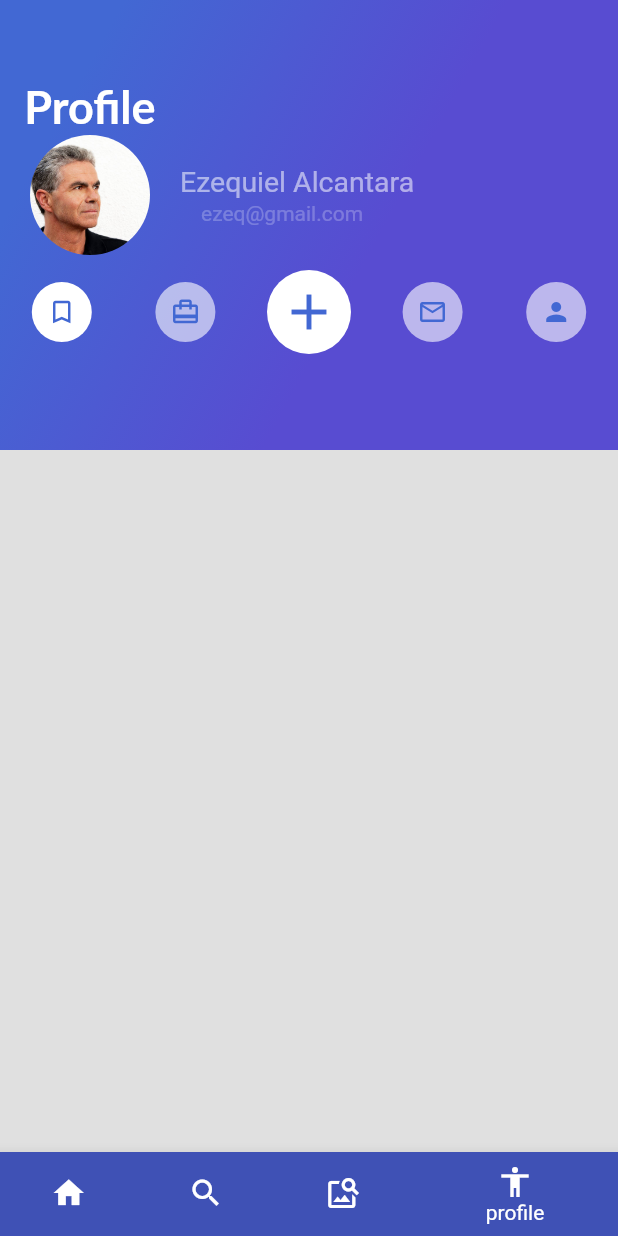
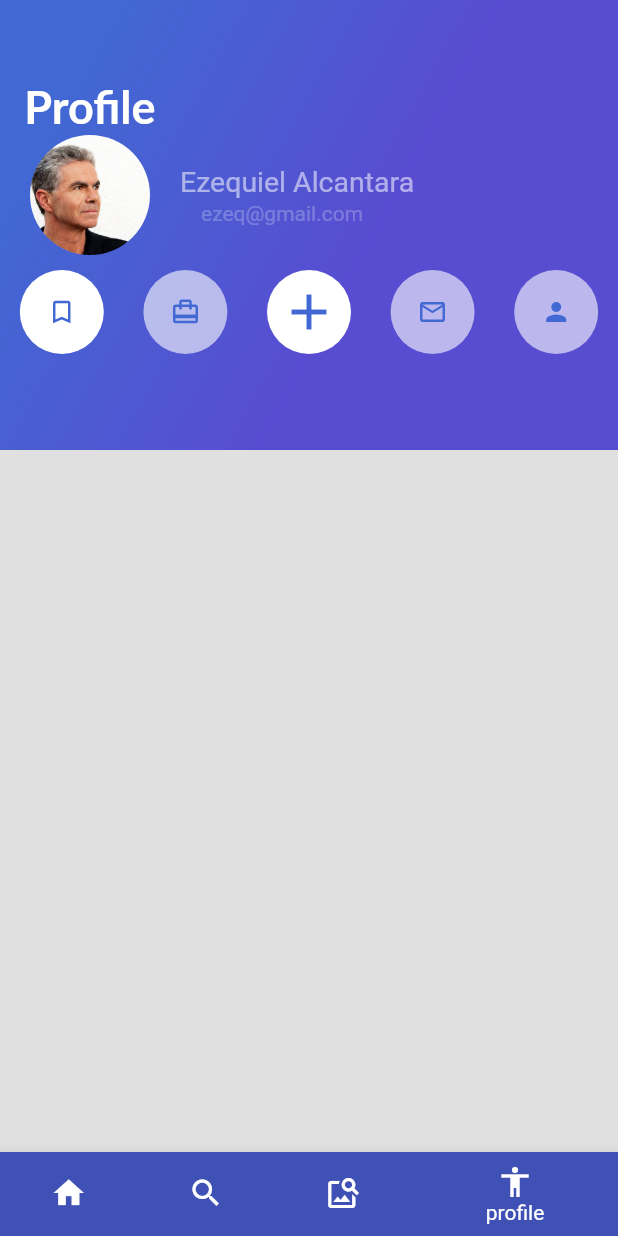
Before and after one commit to HckrLgna/pet-movil, a Flutter app: the RoutesApp screen opened by its route, item 4 of the bottom bar chosen, on a phone screen of 412 x 824 dp. Run offline on Flutter 3.47's test engine with Material 2 defaults, Android fonts, the phone set to English and light mode, and no system bars; our stand-ins replace animate_do, bloc, dio, equatable, firebase_core, firebase_messaging and 7 more; accounts and stored records are empty; network calls fail; Roboto replaces fonts that are missing (Lato).

Commit message:
Algunos Fix

```diff
--- a/lib/blocs/map/map_bloc.dart
+++ b/lib/blocs/map/map_bloc.dart
@@ -24,8 +24,9 @@ class MapBloc extends Bloc<MapEvent, MapState> {
     on<OnMapInitialzedEvent>( _onInitMap );
     on<DisplayPolylinesEvent>((event, emit) => emit( state.copyWith( polylines: event.polylines, markers: event.markers ) ));
     on<OnSetAddressEvent>((event, emit) => emit( state.copyWith( address: event.address ) ));
+    on<OnShowMarkers>((event, emit) => emit( state.copyWith( isMarkersDisplayed: true ) ));
+    on<OnHideMarkers>((event, emit) => emit( state.copyWith( isMarkersDisplayed: false, polylines: {}, markers: {} ) ));
     on<OnUnsetAddressEvent>((event, emit) => emit( state.copyWith( address: 'Ubicación de la mascota' ) ));
-    // showMarcadores();
   }
 
   void _onInitMap( OnMapInitialzedEvent event, Emitter<MapState> emit ) {
--- a/lib/blocs/map/map_event.dart
+++ b/lib/blocs/map/map_event.dart
@@ -12,12 +12,17 @@ class OnMapInitialzedEvent extends MapEvent {
   const OnMapInitialzedEvent(this.controller);
 }
 
+
+
 class OnSetAddressEvent extends MapEvent {
   final String address;
   const OnSetAddressEvent( this.address );
 }
 class OnUnsetAddressEvent extends MapEvent {}
 
+class OnShowMarkers extends MapEvent {}
+class OnHideMarkers extends MapEvent {}
+
 class DisplayPolylinesEvent extends MapEvent {
   final Map<String, Polyline> polylines;
   final Map<String, Marker> markers;
--- a/lib/blocs/map/map_state.dart
+++ b/lib/blocs/map/map_state.dart
@@ -3,6 +3,7 @@ part of 'map_bloc.dart';
 class MapState extends Equatable {
 
   final bool isMapInitialized;
+  final bool isMarkersDisplayed;
   final String address;
   // Polylines
   final Map<String, Polyline> polylines;
@@ -11,6 +12,7 @@ class MapState extends Equatable {
   const MapState({
     this.isMapInitialized = false,
     this.address = 'Ubicación de la mascota',
+    this.isMarkersDisplayed = false,
     Map<String, Polyline>? polylines,
     Map<String, Marker>? markers,
   }): polylines = polylines ?? const {},
@@ -19,14 +21,16 @@ class MapState extends Equatable {
   MapState copyWith({
     bool? isMapInitialized,
     String? address,
+    bool? isMarkersDisplayed,
     Map<String, Polyline>? polylines,
     Map<String, Marker>? markers,
   }) => MapState(
     isMapInitialized : isMapInitialized ?? this.isMapInitialized,
     address: address ?? this.address,
+    isMarkersDisplayed: isMarkersDisplayed ?? this.isMarkersDisplayed,
     polylines: polylines ?? this.polylines,
     markers: markers ?? this.markers,
   );
   @override
-  List<Object> get props => [ isMapInitialized, address, polylines, markers ];
+  List<Object> get props => [ isMapInitialized, address, isMarkersDisplayed, polylines, markers ];
 }
--- a/lib/providers/providers.dart
+++ b/lib/providers/providers.dart
@@ -1 +1,3 @@
+export 'package:pets_movil/providers/pet_form_provider.dart';
+
 export 'package:pets_movil/providers/login_form_provider.dart';
--- a/lib/screens/map_screen.dart
+++ b/lib/screens/map_screen.dart
@@ -46,7 +46,8 @@ class _MapScreenState extends State<MapScreen> {
                     polylines: mapState.polylines.values.toSet(),
                     markers: mapState.markers.values.toSet(),
                   ),
-                  const ManualMarker()
+                  if ( !mapState.isMarkersDisplayed )
+                    const ManualMarker()
                 ]
               );
             },
--- a/lib/screens/profile_screen.dart
+++ b/lib/screens/profile_screen.dart
@@ -1,7 +1,5 @@
 import 'package:flutter/material.dart';
 import 'package:pets_movil/widgets/widgets.dart';
-import 'package:pets_movil/screens/screens.dart';
-
 
 class ProfileScreen extends StatelessWidget {
 
@@ -11,14 +9,8 @@ class ProfileScreen extends StatelessWidget {
   Widget build(BuildContext context) {
     return Scaffold(
       body: Stack(
-        children: <Widget>[
-          headerAppBar(),
-          ListView(
-            children: <Widget>[
-
-
-            ],
-          )
+        children: const [
+          HeaderAppBar(),
         ],
       ),
       //body: BodyPage(),
@@ -28,20 +20,23 @@ class ProfileScreen extends StatelessWidget {
 }
 
 
-class headerAppBar extends StatelessWidget {
-  String ruta=    "assets/profile.jpg";
-  String nombre = "Ezequiel Alcantara";
-  String correo = "ezeq@gmail.com";
+class HeaderAppBar extends StatelessWidget {
+
+  const HeaderAppBar({Key? key}) : super(key: key);
+
+  final String ruta=    "assets/profile.jpg";
+  final String nombre = "Ezequiel Alcantara";
+  final String correo = "ezeq@gmail.com";
 
   @override
   Widget build(BuildContext context) {
     return Stack(
       children: <Widget>[
-        Gradient_back("Profile"),
+        const GradientBack("Profile"),
         Column(
           children: <Widget> [
-            dataProfile(ruta,nombre,correo),
-            optionList()
+            DataProfile( path: ruta, name: nombre, email: correo ),
+            const optionList()
           ]
         )
       ],
@@ -49,9 +44,10 @@ class headerAppBar extends StatelessWidget {
   }
 }
 
-class Gradient_back extends StatelessWidget {
-  String title = "popular";
-  Gradient_back(this.title);
+class GradientBack extends StatelessWidget {
+  final String title;
+  const GradientBack( this.title, {Key? key}) : super(key: key);
+  // Gradient_back(this.title);
   @override
   Widget build(BuildContext context) {
     return Container(
@@ -69,27 +65,26 @@ class Gradient_back extends StatelessWidget {
           tileMode: TileMode.clamp
         )
       ),
+      alignment: const Alignment(-0.9, -0.6),
       child: Text(
       title,
-      style: TextStyle(
+      style: const TextStyle(
         color: Colors.white,
         fontSize: 30.0,
         fontFamily: "Lato",
         fontWeight: FontWeight.bold
-
       )
-
       ),
-      alignment: Alignment(-0.9, -0.6),
     );
   }
 }
 
-class dataProfile extends StatelessWidget {
-  String path ="";
-  String name ="";
-  String email ="";
-  dataProfile(this.path,this.name,this.email);
+class DataProfile extends StatelessWidget {
+  final String path;
+  final String name;
+  final String email;
+  const DataProfile({Key? key, required this.path, required this.name, required this.email}) : super(key: key);
+
   @override
   Widget build(BuildContext context) {
     final photo = Container(
--- a/lib/screens/routes_app.dart
+++ b/lib/screens/routes_app.dart
@@ -1,4 +1,6 @@
 import 'package:flutter/material.dart';
+import 'package:flutter_bloc/flutter_bloc.dart';
+import 'package:pets_movil/blocs/blocs.dart';
 import 'package:pets_movil/screens/screens.dart';
 
 class RoutesApp extends StatefulWidget {
@@ -11,19 +13,27 @@ class RoutesApp extends StatefulWidget {
 class _RoutesAppState extends State<RoutesApp> {
   int indexTap=0;
   final List<Widget> widgetsChildern = [
-      HomeScreen(),
-      SearchScreen(),
-      ReconigtionScreen(),
-      ProfileScreen()
-
+      const HomeScreen(),
+      const SearchScreen(),
+      const ReconigtionScreen(),
+      const ProfileScreen()
   ];
-  void onTapTapped(int index){
-    setState(() {
-      indexTap=index;
-    });
-  }
   @override
   Widget build(BuildContext context) {
+    final mapBloc = BlocProvider.of<MapBloc>(context);
+    void onTapTapped(int index){
+      setState(() {
+        if ( index == 0 ){
+          mapBloc.add( OnHideMarkers() );
+        }
+        if ( index == 1 ){
+          mapBloc.add( OnShowMarkers() );
+          mapBloc.showMarcadores();
+        }
+        indexTap = index;
+      });
+    }
+
     return Scaffold(
       body: widgetsChildern[indexTap],
       bottomNavigationBar: Theme(
@@ -41,7 +51,7 @@ class _RoutesAppState extends State<RoutesApp> {
               ),
               BottomNavigationBarItem(
                 icon: Icon(Icons.search),
-                label: 'search'
+                label: 'search',
               ),
               BottomNavigationBarItem(
                 icon: Icon(Icons.image_search),
--- a/lib/screens/screens.dart
+++ b/lib/screens/screens.dart
@@ -1,3 +1,5 @@
+
+
 export 'package:pets_movil/screens/check_permission_screen.dart';
 
 export 'package:pets_movil/screens/map_screen.dart';
--- a/lib/widgets/cicle_button.dart
+++ b/lib/widgets/cicle_button.dart
@@ -1,37 +1,28 @@
 import 'package:flutter/material.dart';
 
-class CircleButton extends StatefulWidget {
+
+
+class CircleButton extends StatelessWidget {
   bool mini;
-  var icon;
+  IconData icon;
   double iconSize;
-  var color;
+  Color color;
 
-  CircleButton(this.mini, this.icon, this.iconSize, this.color);
-
-  @override
-  State<StatefulWidget> createState() {
-    return _CircleButton();
-  }
-
-}
-
-class _CircleButton extends State<CircleButton> {
-
-  void onPressedButton() {
-
-  }
+  CircleButton(this.mini, this.icon, this.iconSize, this.color, {super.key});
 
   @override
   Widget build(BuildContext context) {
     return Expanded(
       child: FloatingActionButton(
-        backgroundColor: widget.color,
-        mini: widget.mini,
-        onPressed: onPressedButton,
+        backgroundColor: color,
+        // mini: widget.mini,
+        onPressed: () {
+
+        },
         child: Icon(
-          widget.icon,
-          size: widget.iconSize,
-          color: Color(0xFF4268D3),
+          icon,
+          size: iconSize,
+          color: const Color(0xFF4268D3),
         ),
       )
     );
--- a/lib/widgets/option_list.dart
+++ b/lib/widgets/option_list.dart
@@ -1,4 +1,4 @@
-import 'package:flutter/cupertino.dart';
+
 import 'package:flutter/material.dart';
 import 'package:pets_movil/widgets/widgets.dart';
 
```
Also changed, not shown: lib/providers/pet_form_provider.dart (line endings or trailing spaces), pubspec.lock, 1 other file.
